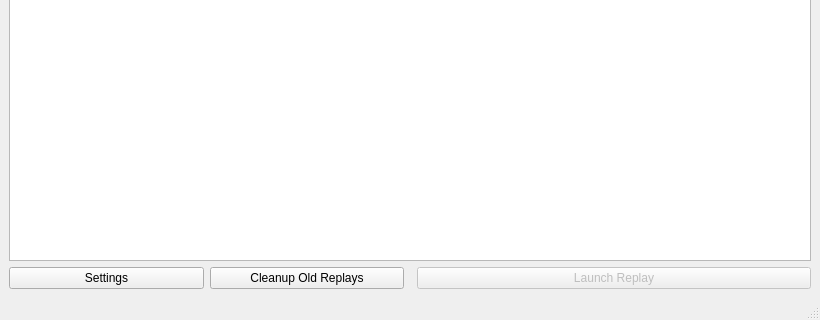
Old version of the form src/mainwindow.ui in the repository vorlie/WoT-Replay-Manager; both pictures show x 0 to 820 and y 259 to 579 of the 820 by 579 pixel window.
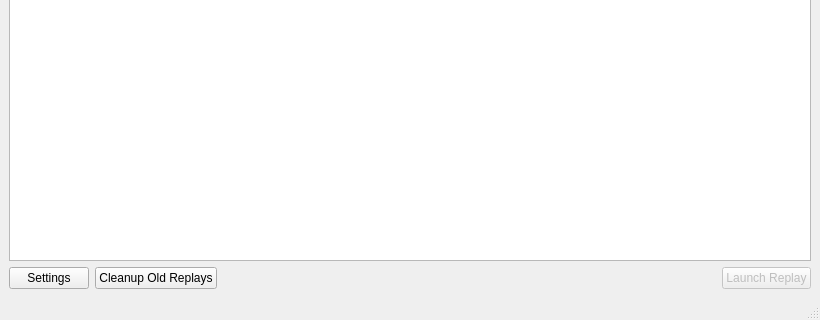
New version of the form.

```diff
--- a/src/mainwindow.ui
+++ b/src/mainwindow.ui
@@ -65,7 +65,13 @@
       <item>
        <spacer name="buttonSpacer">
         <property name="orientation">
-         <enum>Qt::Horizontal</enum>
+         <enum>Qt::Orientation::Horizontal</enum>
+        </property>
+        <property name="sizeHint" stdset="0">
+         <size>
+          <width>0</width>
+          <height>0</height>
+         </size>
         </property>
        </spacer>
       </item>
```
Left out of the diff: 41 changed lines with no effect on the pictures.
